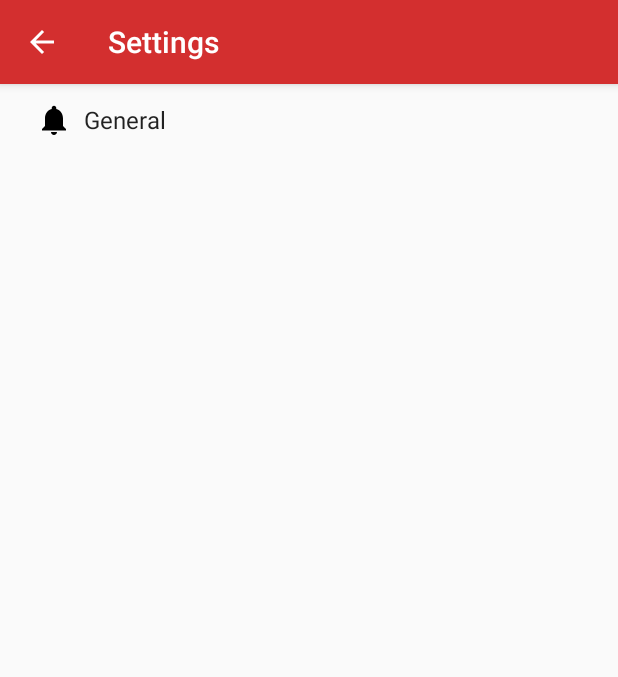
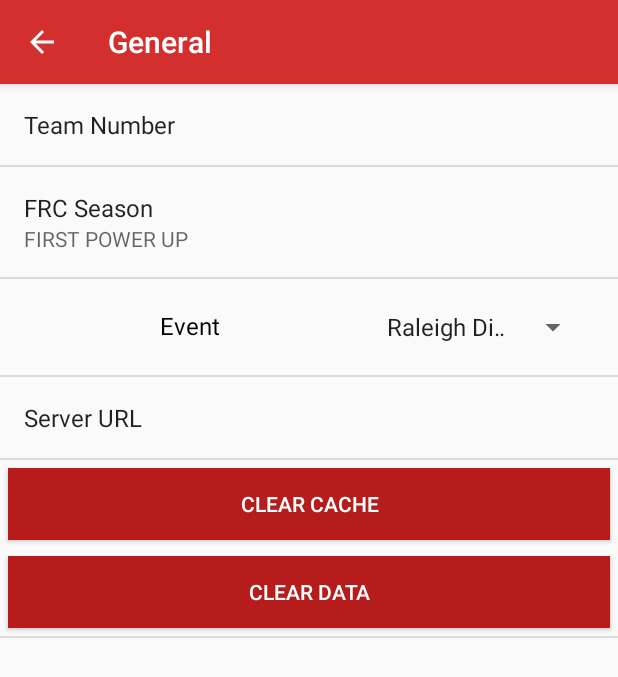
Before and after one commit to hybrezz54/OnTheProwl-Android, an Android app: the screen it shows after launch (ConfigActivity), on a phone screen of 412 x 824 dp. Shown: the top 677 px of the screen. Run offline under Robolectric (Android 15) with nearby library versions, the light colour scheme and no system bars.

Commit message:
Initial update of eventpreference and spinnerpreference

```diff
--- /dev/null
+++ b/OnTheProwl2/app/src/main/java/com/hybrez/ontheprowl/EventPreference.java
@@ -0,0 +1,69 @@
+package com.hybrez.ontheprowl;
+
+import android.content.Context;
+import android.util.AttributeSet;
+import android.view.LayoutInflater;
+import android.view.View;
+import android.view.ViewGroup;
+import android.widget.TextView;
+
+import com.hybrez.ontheprowl.model.Event;
+import com.hybrez.ontheprowl.util.SpinnerPreference;
+
+import java.util.List;
+
+
+public class EventPreference extends SpinnerPreference {
+
+    /** Inflater for inflating views */
+    private final LayoutInflater mInflator;
+
+    /** List of events */
+    private List<Event> mEvents;
+
+    /**
+     * Construct a new EventPreference
+     *
+     * @param context The preference context
+     * @param attrs The preference attributes
+     */
+    public EventPreference(Context context, AttributeSet attrs) {
+        this(context, attrs, 0);
+    }
+
+    /**
+     * Construct a new EventPreference
+     *
+     * @param context The preference context
+     * @param attrs The preference attributes
+     * @param defStyleAttr The style attributes for the preference
+     */
+    public EventPreference(Context context, AttributeSet attrs, int defStyleAttr) {
+        super(context, attrs, defStyleAttr);
+        mInflator = LayoutInflater.from(getContext());
+    }
+
+    /**
+     * Create view for each spinner item
+     *
+     * @param position Position of item in spinner
+     * @param parent Parent view or layout of the spinner item
+     * @return Inflated view for the spinner item
+     */
+    @Override
+    protected View createDropDownView(int position, ViewGroup parent) {
+        return mInflator.inflate(android.R.layout.simple_spinner_item, parent, false);
+    }
+
+    /**
+     * Bind the spinner item view to the preference
+     *
+     * @param position Position in the spinner
+     * @param view View to bind
+     */
+    @Override
+    protected void bindDropDownView(int position, View view) {
+        TextView textView = view.findViewById(android.R.id.text1);
+        textView.setText(mEntries[position]);
+    }
+}
--- a/OnTheProwl2/app/src/main/java/com/hybrez/ontheprowl/MainActivity.java
+++ b/OnTheProwl2/app/src/main/java/com/hybrez/ontheprowl/MainActivity.java
@@ -2,6 +2,7 @@ package com.hybrez.ontheprowl;
 
 import android.content.Intent;
 import android.os.Bundle;
+import android.preference.PreferenceActivity;
 import android.support.v4.app.FragmentTransaction;
 import android.support.v4.widget.SwipeRefreshLayout;
 import android.support.v7.app.AppCompatActivity;
@@ -35,6 +36,9 @@ public class MainActivity extends AppCompatActivity implements TeamFragment.OnTe
         if (ConfigManager.isInitialLaunch(this)) {
             ConfigManager.setNotInitialLaunch(this);
             Intent intent = new Intent(this, ConfigActivity.class);
+            intent.putExtra(PreferenceActivity.EXTRA_SHOW_FRAGMENT,
+                    ConfigActivity.GeneralPreferenceFragment.class.getName());
+            //intent.putExtra(PreferenceActivity.EXTRA_NO_HEADERS, true);
             startActivity(intent);
         }
 
@@ -72,6 +76,9 @@ public class MainActivity extends AppCompatActivity implements TeamFragment.OnTe
         switch (item.getItemId()) {
             case R.id.menu_settings:
                 Intent intent = new Intent(this, ConfigActivity.class);
+                intent.putExtra(PreferenceActivity.EXTRA_SHOW_FRAGMENT,
+                        ConfigActivity.GeneralPreferenceFragment.class.getName());
+                //intent.putExtra(PreferenceActivity.EXTRA_NO_HEADERS, true);
                 startActivity(intent);
                 return true;
             default:
--- a/OnTheProwl2/app/src/main/java/com/hybrez/ontheprowl/config/view/ConfigActivity.java
+++ b/OnTheProwl2/app/src/main/java/com/hybrez/ontheprowl/config/view/ConfigActivity.java
@@ -3,25 +3,28 @@ package com.hybrez.ontheprowl.config.view;
 import android.annotation.TargetApi;
 import android.content.Context;
 import android.content.DialogInterface;
-import android.content.Intent;
+import android.content.SharedPreferences;
 import android.content.res.Configuration;
 import android.os.Build;
 import android.os.Bundle;
 import android.preference.ListPreference;
 import android.preference.Preference;
 import android.preference.PreferenceActivity;
+import android.preference.PreferenceFragment;
+import android.preference.PreferenceManager;
+import android.support.annotation.Nullable;
 import android.support.design.widget.Snackbar;
 import android.support.v7.app.ActionBar;
-import android.preference.PreferenceFragment;
-import android.preference.PreferenceManager;
 import android.support.v7.app.AlertDialog;
+import android.support.v7.widget.AppCompatSpinner;
+import android.util.Log;
 import android.view.MenuItem;
 import android.view.View;
 
 import com.hybrez.ontheprowl.Constants;
+import com.hybrez.ontheprowl.R;
 import com.hybrez.ontheprowl.config.EventAdapter;
 import com.hybrez.ontheprowl.manager.ConfigManager;
-import com.hybrez.ontheprowl.R;
 import com.hybrez.ontheprowl.manager.SharedMap;
 import com.hybrez.ontheprowl.manager.TheBlueAllianceService;
 import com.hybrez.ontheprowl.model.Event;
@@ -29,6 +32,7 @@ import com.hybrez.ontheprowl.util.SpinnerPreference;
 import com.hybrez.ontheprowl.util.io.IOUtils;
 import com.hybrez.ontheprowl.util.io.JSONUtil;
 
+import java.util.ArrayList;
 import java.util.Collections;
 import java.util.Comparator;
 import java.util.List;
@@ -50,30 +54,12 @@ import retrofit2.converter.gson.GsonConverterFactory;
  * href="http://developer.android.com/guide/topics/ui/settings.html">Settings
  * API Guide</a> for more information on developing a Settings UI.
  */
-public class ConfigActivity extends AppCompatPreferenceActivity implements Callback<List<Event>> {
-
-    /** Default event key */
-    private static final String DEFAULT_VALUE = "2017ncral";
-
-    /** Selected event key */
-    private String mEventKey;
-
-    /** Team number set by user */
-    private String mNumber;
-
-    /** FRC Season set by user */
-    private String mSeason;
+public class ConfigActivity extends AppCompatPreferenceActivity {
 
     /**
      * Construct a new ConfigActivity class
      */
     public ConfigActivity() {
-        // retrieve team number set by user
-        mNumber = ConfigManager.getTeamNumber(this);
-        mSeason = ConfigManager.getSeason(this);
-
-        // check if user has set other settings
-//        if (mNumber.length() < 1 || mSeason.length() != 4)
     }
 
     /**
@@ -186,7 +172,15 @@ public class ConfigActivity extends AppCompatPreferenceActivity implements Callb
      * activity is showing a two-pane settings UI.
      */
     @TargetApi(Build.VERSION_CODES.HONEYCOMB)
-    public static class GeneralPreferenceFragment extends PreferenceFragment {
+    public static class GeneralPreferenceFragment extends PreferenceFragment implements Callback<List<Event>>,
+            SharedPreferences.OnSharedPreferenceChangeListener {
+
+        /** Team number set by user */
+        private String mNumber;
+
+        /** FRC Season set by user */
+        private String mSeason;
+
         @Override
         public void onCreate(Bundle savedInstanceState) {
             super.onCreate(savedInstanceState);
@@ -207,10 +201,21 @@ public class ConfigActivity extends AppCompatPreferenceActivity implements Callb
         public boolean onOptionsItemSelected(MenuItem item) {
             int id = item.getItemId();
             if (id == android.R.id.home) {
-                startActivity(new Intent(getActivity(), ConfigActivity.class));
+                getActivity().onBackPressed();
                 return true;
             }
             return super.onOptionsItemSelected(item);
+        }
+
+        @Override
+        public void onSharedPreferenceChanged(SharedPreferences sharedPreferences, String s) {
+            // retrieve team number set by user
+            mNumber = ConfigManager.getTeamNumber(getActivity());
+            mSeason = ConfigManager.getSeason(getActivity());
+
+            // check if user has set other settings
+            if (mNumber.length() > 1 && mSeason.length() == 4) {
+                getEvents();
             }
         }
 
@@ -224,17 +229,70 @@ public class ConfigActivity extends AppCompatPreferenceActivity implements Callb
                     return event1.getName().compareTo(event2.getName());
                 }
             });
-//        ((SpinnerPreference.EventAdapter) mSpinner.getAdapter()).notifyDataSetChanged();
+
+            // TODO: set the events
 
             // save events
-        String file = SharedMap.getInstance(this).getEventCachePath(mNumber, mSeason);
+            String file = SharedMap.getInstance(getActivity()).getEventCachePath(mNumber, mSeason);
             JSONUtil.write(file, events);
         }
 
         @Override
         public void onFailure(Call<List<Event>> call, Throwable t) {
-        Snackbar.make(getListView(), getString(R.string.download_failure),
+            Snackbar.make(getView(), getString(R.string.download_failure),
                     Snackbar.LENGTH_LONG).show();
+        }
+
+        @Override
+        public void onResume() {
+            super.onResume();
+//            getPreferenceManager().getSharedPreferences()
+//                    .registerOnSharedPreferenceChangeListener(this);
+        }
+
+        @Override
+        public void onPause() {
+            super.onPause();
+//            getPreferenceManager().getSharedPreferences()
+//                    .unregisterOnSharedPreferenceChangeListener(this);
+        }
+
+        /**
+         * Check if events are stored in cache. If not,
+         * get the events from The Blue Alliance.
+         */
+        private void getEvents() {
+            if (!addTeamsFromStorage()) {
+                Retrofit retrofit = new Retrofit.Builder()
+                        .baseUrl(Constants.TBA_BASE_URL)
+                        .addConverterFactory(GsonConverterFactory.create())
+                        .build();
+
+                TheBlueAllianceService service = retrofit.create(TheBlueAllianceService.class);
+                Call<List<Event>> call = service.listEventsByTeam("frc" + mNumber,
+                        mSeason, Constants.TBA_AUTH_KEY);
+                call.enqueue(this);
+            }
+        }
+
+        /**
+         * Add events from a file if
+         * stored on previous use of app
+         *
+         * @return Whether or not file exists
+         */
+        private boolean addTeamsFromStorage() {
+            String file = SharedMap.getInstance(getActivity())
+                    .getEventCachePath(mNumber, mSeason);
+            boolean fileExists = IOUtils.doesFileExist(file);
+
+            if (fileExists) {
+                List<Event> events = JSONUtil.read(file);
+                // TODO: add to spinner adapter
+            }
+
+            return fileExists;
+        }
     }
 
     /**
@@ -294,63 +352,4 @@ public class ConfigActivity extends AppCompatPreferenceActivity implements Callb
                 .show();
     }
 
-    /**
-     * Check if events are stored in cache. If not,
-     * get the events from The Blue Alliance.
-     */
-    private void getEvents() {
-        if (!addTeamsFromStorage()) {
-            Retrofit retrofit = new Retrofit.Builder()
-                    .baseUrl(Constants.TBA_BASE_URL)
-                    .addConverterFactory(GsonConverterFactory.create())
-                    .build();
-
-            TheBlueAllianceService service = retrofit.create(TheBlueAllianceService.class);
-            Call<List<Event>> call = service.listEventsByTeam("frc" + mNumber,
-                    mSeason, Constants.TBA_AUTH_KEY);
-            call.enqueue(this);
 }
-    }
-
-    /**
-     * Add events from a file if
-     * stored on previous use of app
-     *
-     * @return Whether or not file exists
-     */
-    private boolean addTeamsFromStorage() {
-        String file = SharedMap.getInstance(this)
-                .getEventCachePath(mNumber, mSeason);
-        boolean fileExists = IOUtils.doesFileExist(file);
-
-        if (fileExists) {
-            List<Event> events = JSONUtil.read(file);
-            // TODO: update spinnerpreference's adapter
-//            EventAdapter adapter = ((EventAdapter) mSpinner.getAdapter());
-//            adapter.clear();
-//            adapter.addAll(events);
-//            adapter.notifyDataSetChanged();
-        }
-
-        return fileExists;
-    }
-
-    /**
-     * Returns the index of the given value in the list of events
-     *
-     * @param value The value whose index should be returned.
-     * @param events The list of events to seach in
-     * @return The index of the value, or -1 if not found.
-     */
-    public int findIndexOfValue(String value, List<Event> events) {
-        if (value != null && events != null) {
-            for (int i = events.size() - 1; i >= 0; i--) {
-                if (events.get(i).getName().equals(value)) {
-                    return i;
-                }
-            }
-        }
-        return -1;
-    }
-
-}
--- a/OnTheProwl2/app/src/main/java/com/hybrez/ontheprowl/util/SpinnerPreference.java
+++ b/OnTheProwl2/app/src/main/java/com/hybrez/ontheprowl/util/SpinnerPreference.java
@@ -2,25 +2,31 @@ package com.hybrez.ontheprowl.util;
 
 import android.content.Context;
 import android.content.res.TypedArray;
+import android.database.DataSetObserver;
 import android.preference.Preference;
-import android.support.v7.widget.AppCompatSpinner;
+import android.text.TextUtils;
 import android.util.AttributeSet;
 import android.view.View;
+import android.view.ViewGroup;
 import android.widget.AdapterView;
-import android.widget.ArrayAdapter;
+import android.widget.Spinner;
+import android.widget.SpinnerAdapter;
+import android.widget.TextView;
 
 import com.hybrez.ontheprowl.R;
-import com.hybrez.ontheprowl.config.EventAdapter;
-import com.hybrez.ontheprowl.model.Event;
 
-import java.util.ArrayList;
+public abstract class SpinnerPreference extends Preference {
 
-public class SpinnerPreference extends Preference {
+    /** Title for the preference */
+    protected String mTitle;
 
-    /** Spinner in the preference */
-    private AppCompatSpinner mSpinner;
+    /** Entries in spinner */
+    protected String[] mEntries = new String[0];
 
-    /** Index of selected item */
+    /** Values for entries in spinner */
+    protected String[] mEntryValues = new String[0];
+
+    /** Selected index of spinner item */
     private int mPosition = 0;
 
     /**
@@ -30,8 +36,21 @@ public class SpinnerPreference extends Preference {
      * @param attrs The preference attributes
      */
     public SpinnerPreference(Context context, AttributeSet attrs) {
-        super(context, attrs);
-        setWidgetLayoutResource(R.layout.preference_event);
+        this(context, attrs, 0);
+
+    }
+
+    /**
+     * Construct a new SpinnerPreference object
+     *
+     * @param context The application context
+     * @param attrs The preference attributes
+     * @param defStyleAttr The style attributes
+     */
+    public SpinnerPreference(Context context, AttributeSet attrs, int defStyleAttr) {
+        super(context, attrs, defStyleAttr);
+        setWidgetLayoutResource(R.layout.preference_spinner);
+        init(context, attrs);
     }
 
     /**
@@ -43,17 +62,90 @@ public class SpinnerPreference extends Preference {
     protected void onBindView(View view) {
         super.onBindView(view);
 
-        // init spinner and set its values
-        mSpinner = view.findViewById(R.id.spinner_event);
-//        final ArrayAdapter<String> adapter = new ArrayAdapter<String>(getContext(),
-//                android.R.layout.simple_spinner_item,
-//                new ArrayList<String>());
-//        mSpinner.setAdapter(adapter);
-        mSpinner.setSelection(mPosition);
-        mSpinner.setOnItemSelectedListener(new AdapterView.OnItemSelectedListener() {
+        // get views
+        final TextView textView = view.findViewById(R.id.pref_title);
+        final Spinner spinner = view.findViewById(R.id.pref_spinner);
+
+        // delegate to spinner click
+        view.setOnClickListener(new View.OnClickListener() {
+            @Override
+            public void onClick(View view) {
+                spinner.performClick();
+            }
+        });
+
+        // set initial values
+        textView.setText(mTitle);
+        spinner.setSelection(mPosition);
+
+        // set spinner adapter
+        spinner.setAdapter(new SpinnerAdapter() {
+            @Override
+            public View getDropDownView(int i, View view, ViewGroup viewGroup) {
+                if (view == null)
+                    view = createDropDownView(i, viewGroup);
+
+                bindDropDownView(i, view);
+                return view;
+            }
+
+            @Override
+            public void registerDataSetObserver(DataSetObserver dataSetObserver) {
+
+            }
+
+            @Override
+            public void unregisterDataSetObserver(DataSetObserver dataSetObserver) {
+
+            }
+
+            @Override
+            public int getCount() {
+                return mEntries.length;
+            }
+
+            @Override
+            public Object getItem(int i) {
+                return null;
+            }
+
+            @Override
+            public long getItemId(int i) {
+                return i;
+            }
+
+            @Override
+            public boolean hasStableIds() {
+                return true;
+            }
+
+            @Override
+            public View getView(int i, View view, ViewGroup viewGroup) {
+                return getDropDownView(i, view, viewGroup);
+            }
+
+            @Override
+            public int getItemViewType(int i) {
+                return 0;
+            }
+
+            @Override
+            public int getViewTypeCount() {
+                return 1;
+            }
+
+            @Override
+            public boolean isEmpty() {
+                return false;
+            }
+        });
+
+        // persist selected item
+        spinner.setOnItemSelectedListener(new AdapterView.OnItemSelectedListener() {
             @Override
             public void onItemSelected(AdapterView<?> parent, View view, int position, long id) {
                 mPosition = position;
+                persistString(mEntryValues[position]);
             }
 
             @Override
@@ -70,6 +162,48 @@ public class SpinnerPreference extends Preference {
     @Override
     protected void onSetInitialValue(boolean restorePersistedValue, Object defaultValue) {
         super.onSetInitialValue(restorePersistedValue, defaultValue);
+        String value = restorePersistedValue ? getPersistedString(null) : (String) defaultValue;
+
+        // set the position of persisted item
+        for (int i = 0; i < mEntryValues.length; i++) {
+            if (TextUtils.equals(mEntryValues[i], value)) {
+                mPosition = i;
+                break;
+            }
+        }
+    }
+
+    protected abstract View createDropDownView(int position, ViewGroup parent);
+
+    protected abstract void bindDropDownView(int position, View view);
+
+    /**
+     * Set up the xml attributes for the preference
+     *
+     * @param context The preference context
+     * @param attrs The attributes for the preference
+     */
+    private void init(Context context, AttributeSet attrs) {
+        // load the attributes
+        TypedArray ta = context.obtainStyledAttributes(attrs, R.styleable.SpinnerPreference);
+
+        // get the title attribute
+        int titleResId = ta.getResourceId(R.styleable.SpinnerPreference_title, 0);
+        if (titleResId != 0)
+            mTitle = context.getResources().getString(titleResId);
+
+        // get the entries attribute
+        int entriesResId = ta.getResourceId(R.styleable.SpinnerPreference_entries, 0);
+        if (entriesResId != 0)
+            mEntries = context.getResources().getStringArray(entriesResId);
+
+        // get the entry values attribute
+        int valuesResId = ta.getResourceId(R.styleable.SpinnerPreference_entryValues, 0);
+        if (valuesResId != 0)
+            mEntryValues = context.getResources().getStringArray(valuesResId);
+
+        // recycle attributes?
+        ta.recycle();
     }
 
 }
--- a/OnTheProwl2/app/src/main/res/layout/preference_event.xml
+++ b/OnTheProwl2/app/src/main/res/layout/preference_spinner.xml
@@ -10,7 +10,7 @@
     android:paddingRight="15dp">
 
     <TextView
-        android:text="@string/pref_title_event"
+        android:id="@+id/pref_title"
         android:fontFamily="sans-serif"
         android:textColor="@android:color/black"
         android:textSize="16sp"
@@ -19,7 +19,7 @@
         android:layout_height="match_parent" />
 
     <android.support.v7.widget.AppCompatSpinner
-        android:id="@+id/spinner_event"
+        android:id="@+id/pref_spinner"
         android:layout_weight="1"
         android:layout_width="match_parent"
         android:layout_height="match_parent" />
--- a/OnTheProwl2/app/src/main/res/values/strings.xml
+++ b/OnTheProwl2/app/src/main/res/values/strings.xml
@@ -15,10 +15,21 @@
     <string name="pref_title_frc_event">Event</string>
 
     <string-array name="pref_titles_frc_seasons">
-        <item>FRC STEAMWORKS</item>
+        <item>FIRST POWER UP</item>
+        <item>FIRST STEAMWORKS</item>
     </string-array>
     <string-array name="pref_values_frc_seasons">
+        <item>2018</item>
         <item>2017</item>
+    </string-array>
+
+    <string-array name="pref_titles_frc_events">
+        <item>Raleigh District Event</item>
+        <item>Greensboro District Event</item>
+    </string-array>
+    <string-array name="pref_values_frc_events">
+        <item>2018ncral</item>
+        <item>2018ncgre</item>
     </string-array>
 
     <string name="pref_number_season_not_set">Set Team Number and FRC Season first!</string>
--- a/OnTheProwl2/app/src/main/res/xml/pref.xml
+++ b/OnTheProwl2/app/src/main/res/xml/pref.xml
@@ -1,4 +1,6 @@
-<PreferenceScreen xmlns:android="http://schemas.android.com/apk/res/android">
+<PreferenceScreen
+    xmlns:android="http://schemas.android.com/apk/res/android"
+    xmlns:app="http://schemas.android.com/apk/res-auto" >
 
     <EditTextPreference
         android:key="team_number"
@@ -15,9 +17,11 @@
         android:positiveButtonText="@null"
         android:title="@string/pref_title_frc_season" />
 
-    <com.hybrez.ontheprowl.util.SpinnerPreference
+    <com.hybrez.ontheprowl.EventPreference
         android:key="frc_event"
-        android:layout="@layout/preference_event" />
+        app:title="@string/pref_title_frc_event"
+        app:entries="@array/pref_titles_frc_events"
+        app:entryValues="@array/pref_values_frc_events" />
 
     <EditTextPreference
         android:key="server_url"
```
Also changed, not shown: OnTheProwl2/app/src/main/res/values/attrs.xml (added, +8 -0 lines). Lines whose indentation alone changed are shown as unchanged.
